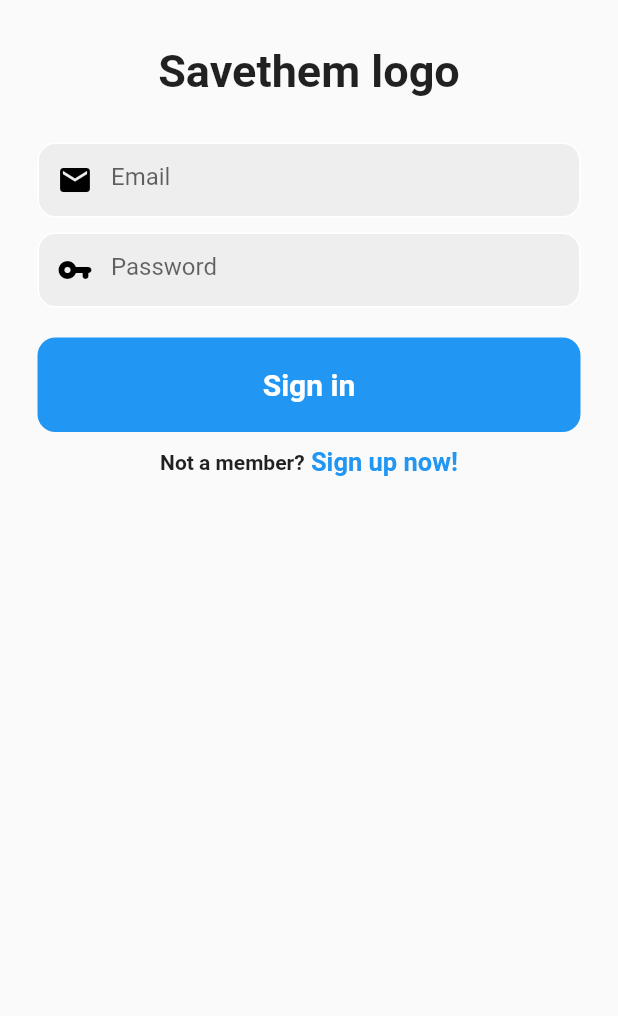
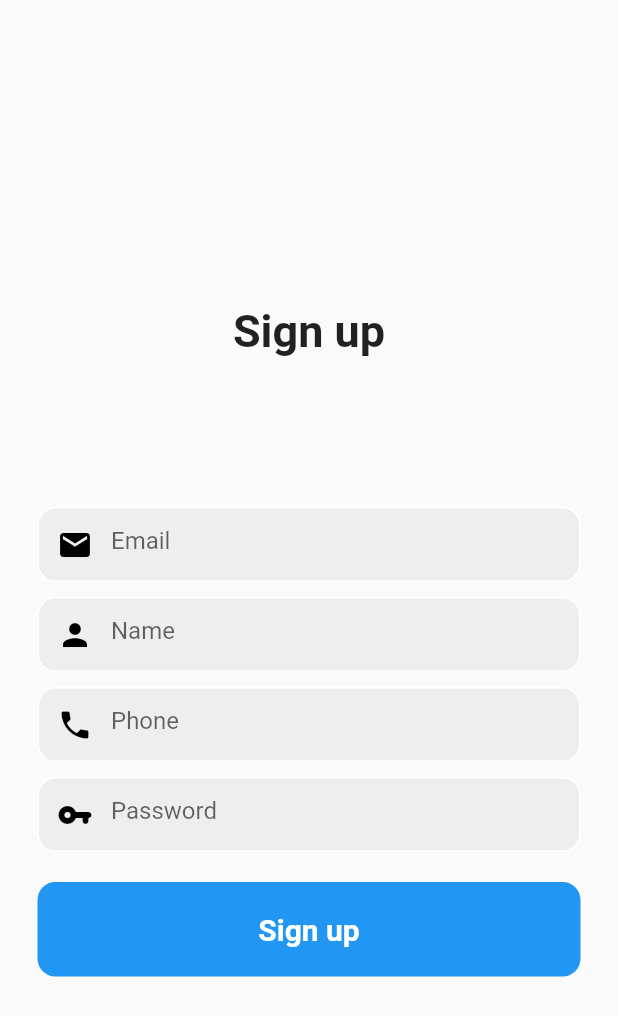
Before and after one commit to forgedis/savethem, a Flutter app: the screen it shows after launch, on a phone screen of 412 x 824 dp. Shown: the top 1016 px of the screen. Run offline on Flutter 3.47's test engine with Material 2 defaults, Android fonts, the phone set to English and light mode, and no system bars; our stand-ins replace appwrite; network calls fail.

Commit message:
initial login and sign up backed added

```diff
--- /dev/null
+++ b/lib/auth/auth_state.dart
@@ -0,0 +1,51 @@
+import 'package:flutter/cupertino.dart';
+import 'package:appwrite/appwrite.dart';
+import 'package:savethem/core/resources/app_constants.dart';
+
+
+class AuthState extends ChangeNotifier {
+
+  Client client = Client();
+  late Account account;
+
+  AuthState() {
+    _init();
+  }
+
+  _init() {
+    client.setEndpoint(AppConstants.endPoint).setProject(AppConstants.projectID);
+    account = Account(client);
+    _checkIsLoggedIn();
+  }
+
+  _checkIsLoggedIn() async {
+    try {
+      var result = await account.get();
+      print(result);
+    }catch(e) {
+      print(e);
+    }
+  }
+
+  login(String email, String password) async {
+    try{
+      var result = await account.createEmailSession(email: email, password: password);
+      print(result);
+    }catch(e) {
+      print(e);
+    }
+  }
+
+  createAccount(String name, String email, String password) async {
+    try{
+      var result = await account.create(name: name, email: email, password: password, userId: ID.unique());
+      print(result);
+    }catch(e) {
+      print(e);
+    }
+  }
+
+
+
+
+}
--- /dev/null
+++ b/lib/core/presentation/notifiers/providers.dart
@@ -0,0 +1,10 @@
+import 'package:provider/provider.dart';
+import 'package:provider/single_child_widget.dart';
+import '../../../auth/auth_state.dart';
+
+List<SingleChildWidget> providers = [
+  ChangeNotifierProvider(
+    create: (context) => AuthState(),
+    lazy: false,
+  )
+];
--- /dev/null
+++ b/lib/core/resources/app_constants.dart
@@ -0,0 +1,4 @@
+class AppConstants {
+  static const String projectID = "638e0c4c8987dca18b77";
+  static const String endPoint = "http://165.227.173.112/v1";
+}
--- a/lib/main.dart
+++ b/lib/main.dart
@@ -1,5 +1,8 @@
 import 'package:flutter/material.dart';
+import 'package:provider/provider.dart';
+import 'package:savethem/core/presentation/notifiers/providers.dart';
 import 'package:savethem/pages/login.dart';
+import 'package:savethem/pages/signup.dart';
 
 import 'home.dart';
 
@@ -12,14 +15,17 @@ class MyApp extends StatelessWidget {
 
   @override
   Widget build(BuildContext context) {
-    return MaterialApp(
-      title: 'Test',
-      theme: ThemeData(
-        primarySwatch: Colors.blue,
-        visualDensity: VisualDensity.adaptivePlatformDensity,
+    return MultiProvider(
+      providers: providers,
+      child: MaterialApp(
+        title: 'Test',
+        theme: ThemeData(
+          primarySwatch: Colors.blue,
+          visualDensity: VisualDensity.adaptivePlatformDensity,
+        ),
+        home: Signup(),
+        debugShowCheckedModeBanner: false,
       ),
-      home: Login(),
-      debugShowCheckedModeBanner: false,
     );
   }
 }
--- a/lib/pages/login.dart
+++ b/lib/pages/login.dart
@@ -1,4 +1,8 @@
 import 'package:flutter/material.dart';
+import 'package:provider/provider.dart';
+import 'package:savethem/auth/auth_state.dart';
+import 'package:savethem/pages/overview.dart';
+import 'package:savethem/pages/signup.dart';
 
 class Login extends StatefulWidget {
   const Login({Key? key}) : super(key: key);
@@ -8,12 +12,17 @@ class Login extends StatefulWidget {
 }
 
 class _LoginState extends State<Login> {
+
+  TextEditingController _email = TextEditingController();
+  TextEditingController _password = TextEditingController();
+
   @override
   Widget build(BuildContext context) {
     return Scaffold(
       body: SafeArea(
           child: Center(
         child: Column(
+          mainAxisAlignment: MainAxisAlignment.center,
           children: [
             SizedBox(height: 30),
             Text(
@@ -23,7 +32,7 @@ class _LoginState extends State<Login> {
                 fontWeight: FontWeight.bold,
               ),
             ),
-            SizedBox(height: 30),
+            SizedBox(height: 100),
             Padding(
               padding: const EdgeInsets.symmetric(horizontal: 25),
               child: Container(
@@ -32,6 +41,7 @@ class _LoginState extends State<Login> {
                     border: Border.all(color: Colors.white),
                     borderRadius: BorderRadius.circular(12)),
                 child: TextField(
+                  controller: _email,
                   decoration: InputDecoration(
                       border: InputBorder.none,
                       hintText: 'Email',
@@ -51,6 +61,7 @@ class _LoginState extends State<Login> {
                     border: Border.all(color: Colors.white),
                     borderRadius: BorderRadius.circular(12)),
                 child: TextField(
+                  controller: _password,
                   obscureText: true,
                   decoration: InputDecoration(
                       border: InputBorder.none,
@@ -65,6 +76,23 @@ class _LoginState extends State<Login> {
             SizedBox(height: 20),
             Padding(
               padding: const EdgeInsets.symmetric(horizontal: 25),
+              child: GestureDetector(
+                onTap: () {
+
+                  AuthState state = Provider.of<AuthState>(context, listen: false);
+                  state.login(_email.text, _password.text);
+
+
+                  // Navigator.pushReplacement(
+                  //   context,
+                  //   PageRouteBuilder(
+                  //     pageBuilder: (context, animation1, animation2) => Overview(),
+                  //     transitionDuration: Duration.zero,
+                  //     reverseTransitionDuration: Duration.zero,
+                  //   ),
+                  // );
+                  print('login click');
+                },
                 child: Container(
                   padding: EdgeInsets.all(20),
                   decoration: BoxDecoration(
@@ -82,22 +110,25 @@ class _LoginState extends State<Login> {
                   ),
                 ),
               ),
+            ),
             SizedBox(height: 10),
             Row(
               mainAxisAlignment: MainAxisAlignment.center,
               children: [
                 Text(
                   'Not a member?',
-                  style: TextStyle(
-                    fontWeight: FontWeight.bold
+                  style: TextStyle(fontWeight: FontWeight.bold),
                 ),
-                ),
-                Text(
+                GestureDetector(
+                  onTap: () {
+
+                  },
+                  child: Text(
                     ' Sign up now!',
                     style: TextStyle(
                         fontWeight: FontWeight.bold,
                         fontSize: 17,
-                    color: Colors.blue
+                        color: Colors.blue),
                   ),
                 )
               ],
--- /dev/null
+++ b/lib/pages/signup.dart
@@ -0,0 +1,157 @@
+
+import 'package:flutter/material.dart';
+import 'package:provider/provider.dart';
+import 'package:savethem/auth/auth_state.dart';
+
+class Signup extends StatefulWidget {
+  const Signup({Key? key}) : super(key: key);
+
+  @override
+  State<Signup> createState() => _SignupState();
+}
+
+class _SignupState extends State<Signup> {
+
+  TextEditingController _email = TextEditingController();
+  TextEditingController _password = TextEditingController();
+  TextEditingController _name = TextEditingController();
+
+
+  @override
+  Widget build(BuildContext context) {
+    return Scaffold(
+      body: SafeArea(
+          child: Center(
+            child: Column(
+              mainAxisAlignment: MainAxisAlignment.center,
+              children: [
+                SizedBox(height: 30),
+                Text(
+                  'Sign up',
+                  style: TextStyle(
+                    fontSize: 30,
+                    fontWeight: FontWeight.bold,
+                  ),
+                ),
+                SizedBox(height: 100),
+                Padding(
+                  padding: const EdgeInsets.symmetric(horizontal: 25),
+                  child: Container(
+                    decoration: BoxDecoration(
+                        color: Colors.grey[200],
+                        border: Border.all(color: Colors.white),
+                        borderRadius: BorderRadius.circular(12)),
+                    child: TextField(
+                      controller: _email,
+                      decoration: InputDecoration(
+                          border: InputBorder.none,
+                          hintText: 'Email',
+                          prefixIcon: Icon(
+                            Icons.email,
+                            color: Colors.black,
+                          )),
+                    ),
+                  ),
+                ),
+                SizedBox(height: 10),
+                Padding(
+                  padding: const EdgeInsets.symmetric(horizontal: 25),
+                  child: Container(
+                    decoration: BoxDecoration(
+                        color: Colors.grey[200],
+                        border: Border.all(color: Colors.white),
+                        borderRadius: BorderRadius.circular(12)),
+                    child: TextField(
+                      controller: _name,
+                      decoration: InputDecoration(
+                          border: InputBorder.none,
+                          hintText: 'Name',
+                          prefixIcon: Icon(
+                            Icons.person,
+                            color: Colors.black,
+                          )),
+                    ),
+                  ),
+                ),
+                SizedBox(height: 10),
+                Padding(
+                  padding: const EdgeInsets.symmetric(horizontal: 25),
+                  child: Container(
+                    decoration: BoxDecoration(
+                        color: Colors.grey[200],
+                        border: Border.all(color: Colors.white),
+                        borderRadius: BorderRadius.circular(12)),
+                    child: TextField(
+                      decoration: InputDecoration(
+                          border: InputBorder.none,
+                          hintText: 'Phone',
+                          prefixIcon: Icon(
+                            Icons.phone,
+                            color: Colors.black,
+                          )),
+                    ),
+                  ),
+                ),
+                SizedBox(height: 10),
+                Padding(
+                  padding: const EdgeInsets.symmetric(horizontal: 25),
+                  child: Container(
+                    decoration: BoxDecoration(
+                        color: Colors.grey[200],
+                        border: Border.all(color: Colors.white),
+                        borderRadius: BorderRadius.circular(12)),
+                    child: TextField(
+                      controller: _password,
+                      obscureText: true,
+                      decoration: InputDecoration(
+                          border: InputBorder.none,
+                          hintText: 'Password',
+                          prefixIcon: Icon(
+                            Icons.vpn_key_rounded,
+                            color: Colors.black,
+                          )),
+                    ),
+                  ),
+                ),
+                SizedBox(height: 20),
+                Padding(
+                  padding: const EdgeInsets.symmetric(horizontal: 25),
+                  child: GestureDetector(
+                    onTap: () {
+
+                      AuthState state = Provider.of<AuthState>(context, listen: false);
+                      state.createAccount(_name.text, _email.text, _password.text);
+                      // Navigator.pushReplacement(
+                      //   context,
+                      //   PageRouteBuilder(
+                      //     pageBuilder: (context, animation1, animation2) => Overview(),
+                      //     transitionDuration: Duration.zero,
+                      //     reverseTransitionDuration: Duration.zero,
+                      //   ),
+                      // );
+                      print('sign up click');
+                    },
+                    child: Container(
+                      padding: EdgeInsets.all(20),
+                      decoration: BoxDecoration(
+                          color: Colors.blue,
+                          borderRadius: BorderRadius.circular(12)),
+                      child: Center(
+                        child: Text(
+                          'Sign up',
+                          style: TextStyle(
+                            color: Colors.white,
+                            fontWeight: FontWeight.bold,
+                            fontSize: 20,
+                          ),
+                        ),
+                      ),
+                    ),
+                  ),
+                ),
+              ],
+            ),
+          )),
+    );
+  }
+}
--- a/pubspec.yaml
+++ b/pubspec.yaml
@@ -38,6 +38,7 @@ dependencies:
   # The following adds the Cupertino Icons font to your application.
   # Use with the CupertinoIcons class for iOS style icons.
   cupertino_icons: ^1.0.2
+  provider: ^6.0.4
 
 dev_dependencies:
   flutter_test:
```
Also changed, not shown: pubspec.lock, 1 other file. Lines whose indentation alone changed are shown as unchanged.
